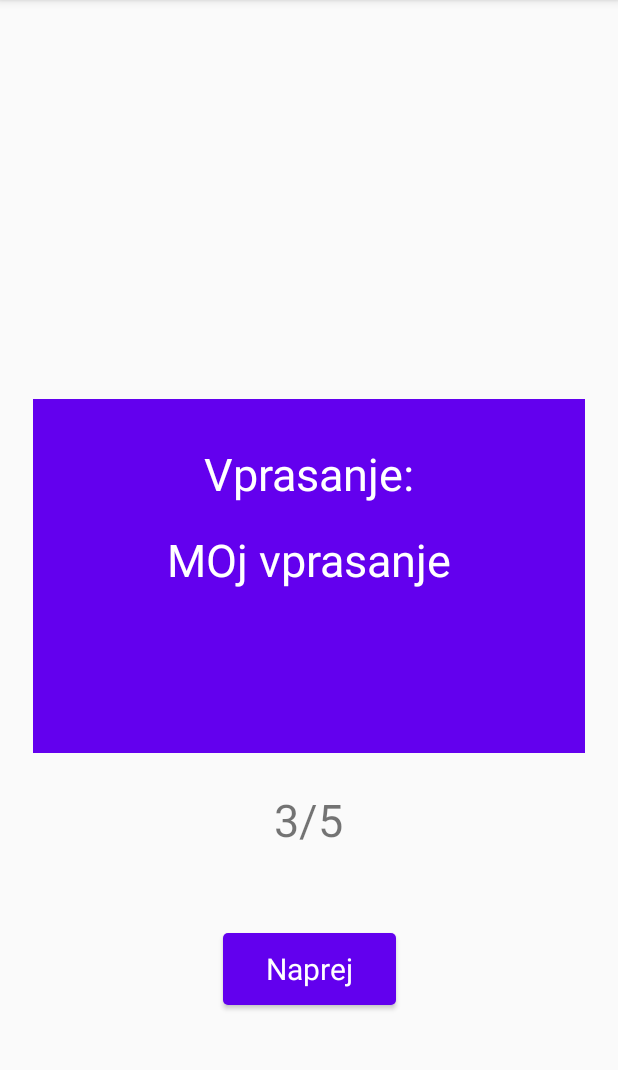
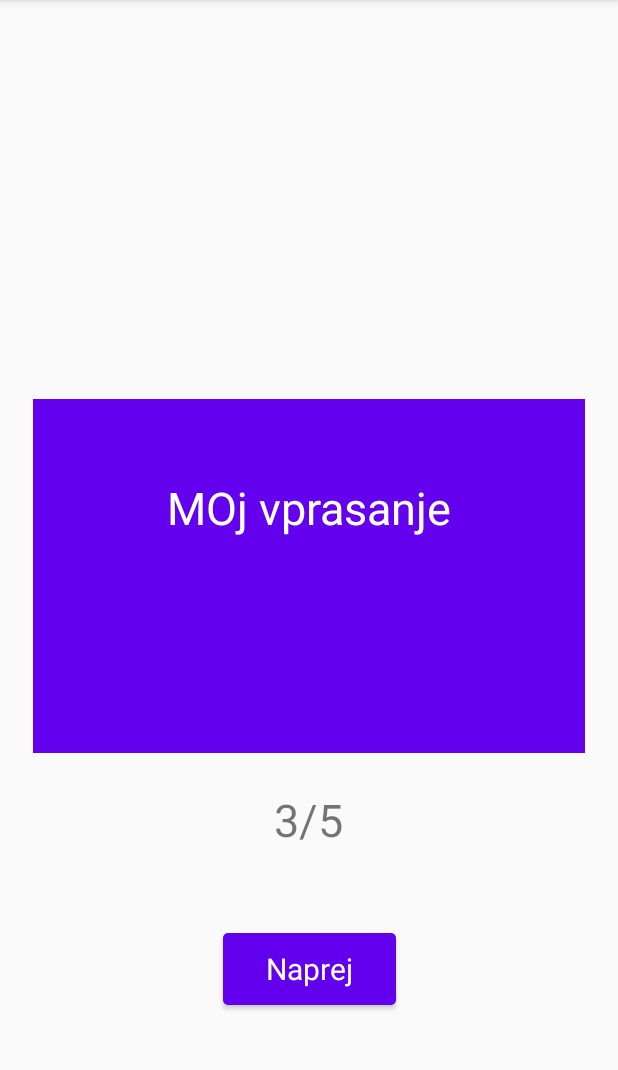
Before and after one commit to codeGal07/kvizko-app, an Android app: the IzbranKvizActivity screen opened directly, with no data from a screen before it, on a phone screen of 412 x 824 dp, the part 84-1154 px from its top. Run offline under Robolectric (Android 15) with nearby library versions, the phone set to English and light mode, and no system bars; our stand-ins replace Firebase (no records; nobody signed in at launch, a user with empty details on screens opened directly); plain views replace EasyFlipView.

Commit message:
Izbris label vprašanje in odgovor na karticah

```diff
--- a/app/src/main/res/layout/activity_izbran_kviz.xml
+++ b/app/src/main/res/layout/activity_izbran_kviz.xml
@@ -79,20 +79,7 @@
           app:layout_constraintTop_toTopOf="parent"
           app:layout_constraintVertical_bias="0.844" />
 
-      <TextView
-          android:id="@+id/labelVprasanjeOdgovor"
-          android:layout_width="304dp"
-          android:layout_height="49dp"
-          android:layout_marginBottom="8dp"
-          android:text="Odgovor:"
-          android:textAlignment="center"
-          android:textColor="#ffffff"
-          android:textSize="30sp"
-          app:layout_constraintBottom_toTopOf="@+id/trenutenOdgovor"
-          app:layout_constraintEnd_toEndOf="parent"
-          app:layout_constraintStart_toStartOf="parent"
-          app:layout_constraintTop_toTopOf="parent"
-          app:layout_constraintVertical_bias="1.0"/>
+
     </androidx.constraintlayout.widget.ConstraintLayout>
 
     <androidx.constraintlayout.widget.ConstraintLayout
@@ -117,22 +104,8 @@
           app:layout_constraintEnd_toEndOf="parent"
           app:layout_constraintStart_toStartOf="parent"
           app:layout_constraintTop_toTopOf="parent"
-          app:layout_constraintVertical_bias="0.844" />
+          app:layout_constraintVertical_bias="0.504" />
 
-      <TextView
-          android:id="@+id/labelVprasanjeOdgosvor"
-          android:layout_width="304dp"
-          android:layout_height="49dp"
-          android:layout_marginBottom="8dp"
-          android:text="Vprasanje:"
-          android:textAlignment="center"
-          android:textColor="#ffffff"
-          android:textSize="30sp"
-          app:layout_constraintBottom_toTopOf="@+id/trenutnoVprasanje"
-          app:layout_constraintEnd_toEndOf="parent"
-          app:layout_constraintStart_toStartOf="parent"
-          app:layout_constraintTop_toTopOf="parent"
-          app:layout_constraintVertical_bias="1.0" />
 
     </androidx.constraintlayout.widget.ConstraintLayout>
 
```
